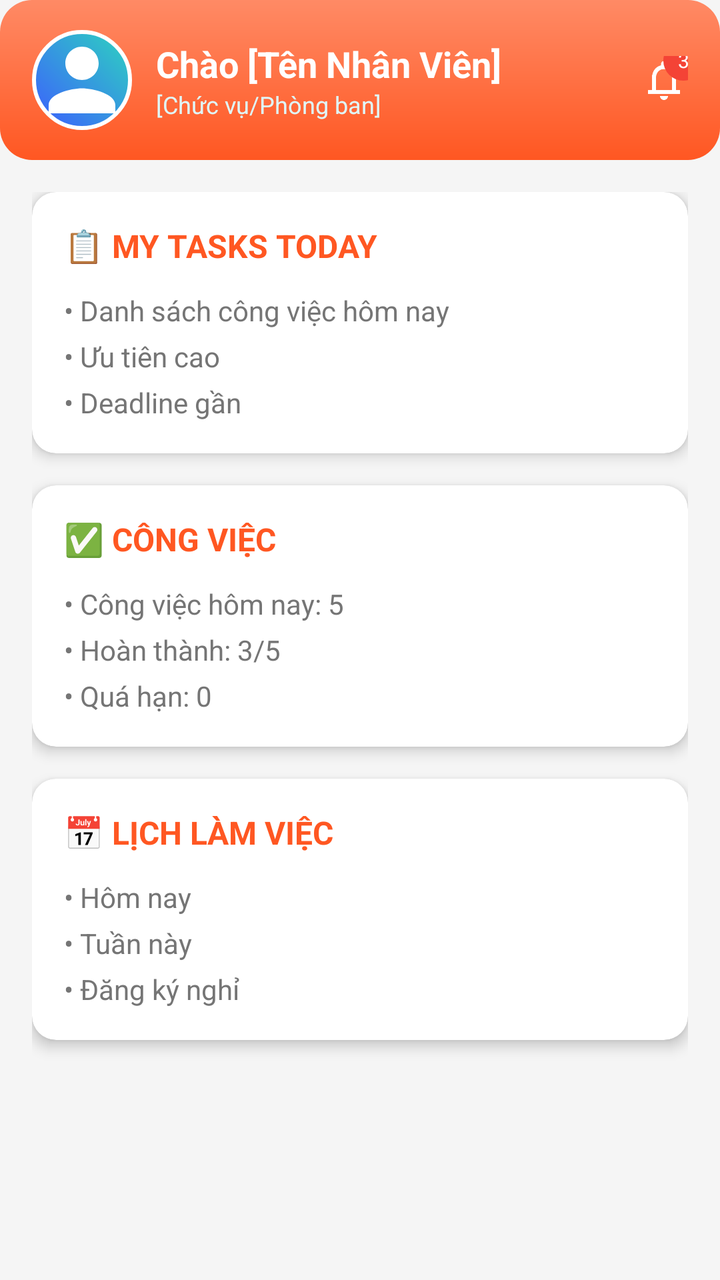
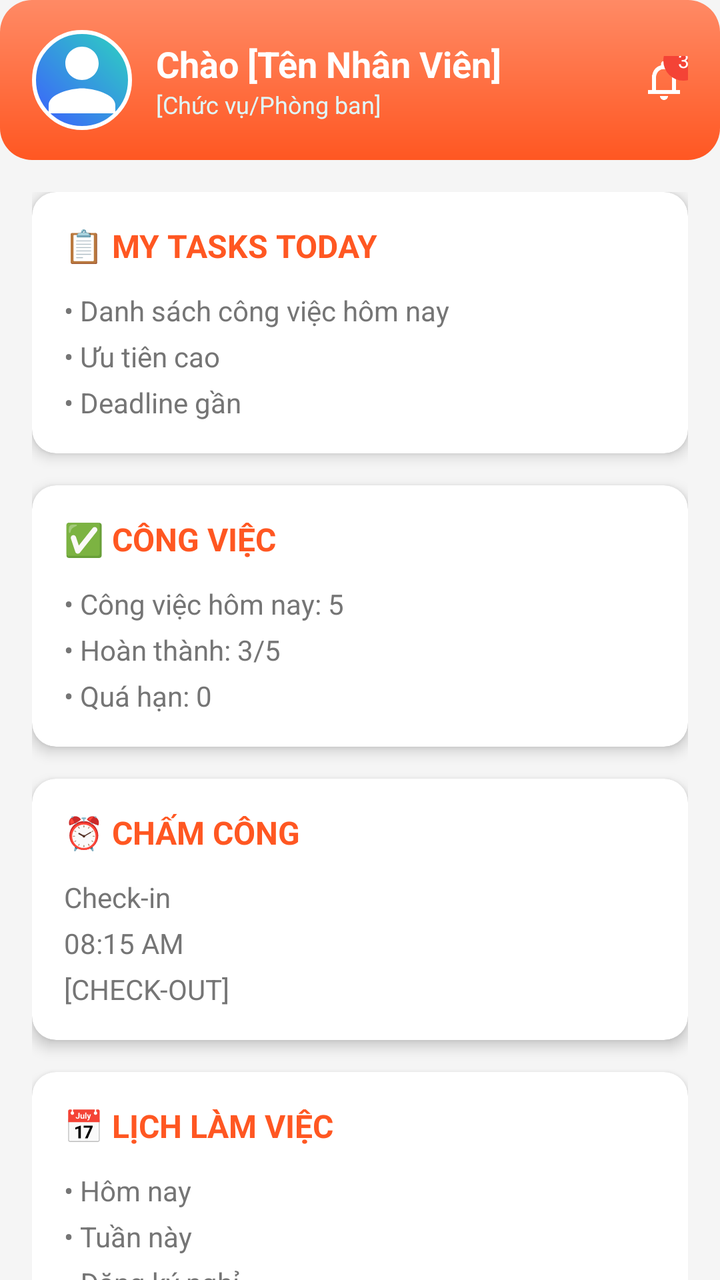

Compare the two renders of this Android layout. The source of the first and the diff that turns it into the second are given below.
<!-- AndroidManifest.xml: application theme Theme.WorkforceManagement -->
<!-- res/layout/activity_employee_dashboard.xml -->
<?xml version="1.0" encoding="utf-8"?>
<androidx.coordinatorlayout.widget.CoordinatorLayout
    xmlns:android="http://schemas.android.com/apk/res/android"
    xmlns:app="http://schemas.android.com/apk/res-auto"
    xmlns:tools="http://schemas.android.com/tools"
    android:layout_width="match_parent"
    android:layout_height="match_parent"
    android:background="#F5F5F5"
    tools:context=".ui.main.EmployeeDashboardActivity">

    
    <LinearLayout
        android:id="@+id/headerLayout"
        android:layout_width="match_parent"
        android:layout_height="80dp"
        android:background="@drawable/gradient_header_employee"
        android:orientation="horizontal"
        android:gravity="center_vertical"
        android:paddingHorizontal="16dp">

        <ImageView
            android:id="@+id/ivEmployeeAvatar"
            android:layout_width="50dp"
            android:layout_height="50dp"
            android:background="@drawable/circle_background"
            android:scaleType="centerCrop"
            android:src="@drawable/ic_person"
            app:layout_constraintStart_toStartOf="parent"
            app:layout_constraintTop_toTopOf="parent" />

        <LinearLayout
            android:layout_width="0dp"
            android:layout_height="wrap_content"
            android:layout_weight="1"
            android:layout_marginStart="12dp"
            android:orientation="vertical">

            <TextView
                android:id="@+id/tvEmployeeName"
                android:layout_width="wrap_content"
                android:layout_height="wrap_content"
                android:text="Chào [Tên Nhân Viên]"
                android:textColor="#FFFFFF"
                android:textSize="18sp"
                android:textStyle="bold" />

            <TextView
                android:layout_width="wrap_content"
                android:layout_height="wrap_content"
                android:text="[Chức vụ/Phòng ban]"
                android:textColor="#E0F7FA"
                android:textSize="12sp" />

        </LinearLayout>

        <RelativeLayout
            android:layout_width="wrap_content"
            android:layout_height="wrap_content">

            <ImageView
                android:id="@+id/ivNotification"
                android:layout_width="24dp"
                android:layout_height="24dp"
                android:src="@drawable/ic_notifications"
                app:tint="#FFFFFF" />

            <TextView
                android:id="@+id/tvNotificationBadge"
                android:layout_width="20dp"
                android:layout_height="20dp"
                android:layout_alignEnd="@id/ivNotification"
                android:layout_alignTop="@id/ivNotification"
                android:layout_marginTop="-8dp"
                android:layout_marginEnd="-8dp"
                android:background="@drawable/circle_red"
                android:gravity="center"
                android:text="3"
                android:textColor="#FFFFFF"
                android:textSize="10sp" />

        </RelativeLayout>

    </LinearLayout>

    
    <androidx.core.widget.NestedScrollView
        android:layout_width="match_parent"
        android:layout_height="match_parent"
        android:layout_marginTop="80dp"
        android:fillViewport="true">

        <LinearLayout
            android:layout_width="match_parent"
            android:layout_height="wrap_content"
            android:orientation="vertical"
            android:padding="16dp">

            
            <androidx.cardview.widget.CardView
                android:layout_width="match_parent"
                android:layout_height="wrap_content"
                android:layout_marginBottom="16dp"
                app:cardCornerRadius="12dp"
                app:cardElevation="4dp"
                android:backgroundTint="#FFFFFF">

                <LinearLayout
                    android:layout_width="match_parent"
                    android:layout_height="wrap_content"
                    android:orientation="vertical"
                    android:padding="16dp">

                    <TextView
                        android:layout_width="wrap_content"
                        android:layout_height="wrap_content"
                        android:text="📋 MY TASKS TODAY"
                        android:textColor="#FF5722"
                        android:textSize="16sp"
                        android:textStyle="bold"
                        android:layout_marginBottom="12dp" />

                    <TextView
                        android:layout_width="wrap_content"
                        android:layout_height="wrap_content"
                        android:text="• Danh sách công việc hôm nay"
                        android:textColor="#757575"
                        android:textSize="14sp"
                        android:layout_marginBottom="4dp" />

                    <TextView
                        android:layout_width="wrap_content"
                        android:layout_height="wrap_content"
                        android:text="• Ưu tiên cao"
                        android:textColor="#757575"
                        android:textSize="14sp"
                        android:layout_marginBottom="4dp" />

                    <TextView
                        android:layout_width="wrap_content"
                        android:layout_height="wrap_content"
                        android:text="• Deadline gần"
                        android:textColor="#757575"
                        android:textSize="14sp" />

                </LinearLayout>

            </androidx.cardview.widget.CardView>

            
            <androidx.cardview.widget.CardView
                android:id="@+id/cardWork"
                android:layout_width="match_parent"
                android:layout_height="wrap_content"
                android:layout_marginBottom="16dp"
                app:cardCornerRadius="12dp"
                app:cardElevation="4dp"
                android:backgroundTint="#FFFFFF"
                android:clickable="true"
                android:foreground="?android:attr/selectableItemBackground">

                <LinearLayout
                    android:layout_width="match_parent"
                    android:layout_height="wrap_content"
                    android:orientation="vertical"
                    android:padding="16dp">

                    <TextView
                        android:layout_width="wrap_content"
                        android:layout_height="wrap_content"
                        android:text="✅ CÔNG VIỆC"
                        android:textColor="#FF5722"
                        android:textSize="16sp"
                        android:textStyle="bold"
                        android:layout_marginBottom="12dp" />

                    <TextView
                        android:layout_width="wrap_content"
                        android:layout_height="wrap_content"
                        android:text="• Công việc hôm nay: 5"
                        android:textColor="#757575"
                        android:textSize="14sp"
                        android:layout_marginBottom="4dp" />

                    <TextView
                        android:layout_width="wrap_content"
                        android:layout_height="wrap_content"
                        android:text="• Hoàn thành: 3/5"
                        android:textColor="#757575"
                        android:textSize="14sp"
                        android:layout_marginBottom="4dp" />

                    <TextView
                        android:layout_width="wrap_content"
                        android:layout_height="wrap_content"
                        android:text="• Quá hạn: 0"
                        android:textColor="#757575"
                        android:textSize="14sp" />

                </LinearLayout>

            </androidx.cardview.widget.CardView>

            





















































            
            <androidx.cardview.widget.CardView
                android:id="@+id/cardSchedule"
                android:layout_width="match_parent"
                android:layout_height="wrap_content"
                android:layout_marginBottom="16dp"
                app:cardCornerRadius="12dp"
                app:cardElevation="4dp"
                android:backgroundTint="#FFFFFF"
                android:clickable="true"
                android:foreground="?android:attr/selectableItemBackground">

                <LinearLayout
                    android:layout_width="match_parent"
                    android:layout_height="wrap_content"
                    android:orientation="vertical"
                    android:padding="16dp">

                    <TextView
                        android:layout_width="wrap_content"
                        android:layout_height="wrap_content"
                        android:text="📅 LỊCH LÀM VIỆC"
                        android:textColor="#FF5722"
                        android:textSize="16sp"
                        android:textStyle="bold"
                        android:layout_marginBottom="12dp" />

                    <TextView
                        android:layout_width="wrap_content"
                        android:layout_height="wrap_content"
                        android:text="• Hôm nay"
                        android:textColor="#757575"
                        android:textSize="14sp"
                        android:layout_marginBottom="4dp" />

                    <TextView
                        android:layout_width="wrap_content"
                        android:layout_height="wrap_content"
                        android:text="• Tuần này"
                        android:textColor="#757575"
                        android:textSize="14sp"
                        android:layout_marginBottom="4dp" />

                    <TextView
                        android:layout_width="wrap_content"
                        android:layout_height="wrap_content"
                        android:text="• Đăng ký nghỉ"
                        android:textColor="#757575"
                        android:textSize="14sp" />

                </LinearLayout>

            </androidx.cardview.widget.CardView>

            





















































        </LinearLayout>

    </androidx.core.widget.NestedScrollView>

    <include
        android:id="@+id/userFooter"
        layout="@layout/user_footer"
        android:layout_width="0dp"
        android:layout_height="wrap_content"
        app:layout_constraintBottom_toBottomOf="parent"
        app:layout_constraintEnd_toEndOf="parent"
        app:layout_constraintStart_toStartOf="parent" />

</androidx.coordinatorlayout.widget.CoordinatorLayout>
<!-- res/layout/user_footer.xml (included above) -->
<?xml version="1.0" encoding="utf-8"?>
<androidx.constraintlayout.widget.ConstraintLayout
    xmlns:android="http://schemas.android.com/apk/res/android"
    xmlns:app="http://schemas.android.com/apk/res-auto"
    xmlns:tools="http://schemas.android.com/tools"
    android:layout_width="match_parent"
    android:layout_height="wrap_content"
    android:background="@drawable/gradient_header_user">

    
    <LinearLayout
        android:layout_width="0dp"
        android:layout_height="wrap_content"
        android:orientation="horizontal"
        android:weightSum="3"
        app:layout_constraintBottom_toBottomOf="parent"
        app:layout_constraintEnd_toEndOf="parent"
        app:layout_constraintStart_toStartOf="parent"
        tools:ignore="MissingConstraints">

        <LinearLayout
            android:id="@+id/quickCheckIn"
            android:layout_width="0dp"
            android:layout_height="wrap_content"
            android:layout_weight="1"
            android:orientation="vertical"
            android:gravity="center"
            android:padding="8dp"
            android:clickable="true"
            android:background="?android:attr/selectableItemBackground">

            <ImageView
                android:layout_width="32dp"
                android:layout_height="32dp"
                android:src="@drawable/ic_home"
                app:tint="#4CAF50" />

            <TextView
                android:layout_width="wrap_content"
                android:layout_height="wrap_content"
                android:text="@string/home"
                android:textSize="10sp"
                android:textColor="#FFFFFF"
                android:layout_marginTop="4dp"
                tools:ignore="SmallSp" />
        </LinearLayout>

        <LinearLayout
            android:id="@+id/quickNotification"
            android:layout_width="0dp"
            android:layout_height="wrap_content"
            android:layout_weight="1"
            android:orientation="vertical"
            android:gravity="center"
            android:padding="8dp"
            android:clickable="true"
            android:background="?android:attr/selectableItemBackground">

            <ImageView
                android:layout_width="32dp"
                android:layout_height="32dp"
                android:src="@drawable/ic_notifications"
                app:tint="#2196F3" />

            <TextView
                android:layout_width="wrap_content"
                android:layout_height="wrap_content"
                android:text="@string/admin_notifications"
                android:textSize="10sp"
                android:textColor="#FFFFFF"
                android:layout_marginTop="4dp"
                tools:ignore="SmallSp" />
        </LinearLayout>


        <LinearLayout
            android:id="@+id/quickSettings"
            android:layout_width="0dp"
            android:layout_height="wrap_content"
            android:layout_weight="1"
            android:orientation="vertical"
            android:gravity="center"
            android:padding="8dp"
            android:clickable="true"
            android:background="?android:attr/selectableItemBackground">

            <ImageView
                android:layout_width="32dp"
                android:layout_height="32dp"
                android:src="@drawable/ic_person"
                app:tint="#9C27B0" />

            <TextView
                android:layout_width="wrap_content"
                android:layout_height="wrap_content"
                android:text="@string/admin_profile"
                android:textSize="10sp"
                android:textColor="#FFFFFF"
                android:layout_marginTop="4dp"
                tools:ignore="SmallSp" />
        </LinearLayout>
    </LinearLayout>
</androidx.constraintlayout.widget.ConstraintLayout>
<!-- resources referenced by this layout -->
<resources>
  <!-- drawable circle_background (drawable) -->
  <?xml version="1.0" encoding="utf-8"?>
  <shape xmlns:android="http://schemas.android.com/apk/res/android"
      android:shape="oval">
      <gradient
          android:angle="45"
          android:endColor="@color/primary_variant"
          android:startColor="@color/primary"
          android:type="linear" />
      <stroke
          android:width="2dp"
          android:color="@color/white" />
  </shape>
  <!-- drawable circle_red (drawable) -->
  <?xml version="1.0" encoding="utf-8"?>
  <shape xmlns:android="http://schemas.android.com/apk/res/android"
      android:shape="oval">
  
      <solid android:color="#F44336" /> 
  </shape>
  <!-- drawable gradient_header_employee (drawable) -->
  <?xml version="1.0" encoding="utf-8"?>
  <shape xmlns:android="http://schemas.android.com/apk/res/android">
      <gradient
          android:startColor="#FF5722"
          android:endColor="#FF8A65"
          android:angle="90"
          android:type="linear" />
      <corners android:radius="16dp" />
  </shape>
  <!-- drawable gradient_header_user (drawable) -->
  <?xml version="1.0" encoding="utf-8"?>
  <shape xmlns:android="http://schemas.android.com/apk/res/android">
      <gradient
          android:startColor="#78909C"
          android:endColor="#B0BEC5"
          android:angle="90"
          android:type="linear" />
      <corners android:radius="16dp" />
  </shape>
  <!-- drawable ic_home (drawable) -->
  <?xml version="1.0" encoding="utf-8"?>
  <vector xmlns:android="http://schemas.android.com/apk/res/android"
      android:width="24dp"
      android:height="24dp"
      android:viewportWidth="24.0"
      android:viewportHeight="24.0">
      <path
          android:fillColor="#FF000000"
          android:pathData="M10,20v-6h4v6h5v-8h3L12,3 2,12h3v8z"/>
  </vector>
  <!-- drawable ic_notifications (drawable) -->
  <?xml version="1.0" encoding="utf-8"?>
  <vector xmlns:android="http://schemas.android.com/apk/res/android"
      android:width="24dp"
      android:height="24dp"
      android:viewportWidth="24.0"
      android:viewportHeight="24.0"
      android:tint="?android:attr/colorControlNormal">
      <path
          android:pathData="M18,17V11C18,7.93 16.37,5.36 13.5,4.68V4C13.5,3.17 12.83,2.5 12,2.5C11.17,2.5 10.5,3.17 10.5,4V4.68C7.64,5.36 6,7.92 6,11V17H4V19H14H14.38H20V17H18ZM16,17H8V11C8,8.52 9.51,6.5 12,6.5C14.49,6.5 16,8.52 16,11V17ZM14,20C14,21.1 13.1,22 12,22C10.9,22 10,21.1 10,20H14Z"
          android:fillType="evenOdd"
          android:fillColor="?android:attr/colorPrimary"/>
  </vector>
  <!-- drawable ic_person (drawable) -->
  <?xml version="1.0" encoding="utf-8"?>
  <vector
      xmlns:android="http://schemas.android.com/apk/res/android"
      android:width="24dp"
      android:height="24dp"
      android:viewportHeight="24.0"
      android:viewportWidth="24.0">
      <path
          android:fillColor="#fff"
          android:pathData="M12,12c2.21,0 4,-1.79 4,-4s-1.79,-4 -4,-4 -4,1.79 -4,4 1.79,4 4,4zM12,14c-2.67,0 -8,1.34 -8,4v2h16v-2c0,-2.66 -5.33,-4 -8,-4z" />
  </vector>
  <string name="admin_notifications">Thông báo</string>
  <string name="admin_profile">Hồ sơ</string>
  <string name="home">Home</string>
  <style name="Theme.WorkforceManagement" parent="Base.Theme.WorkforceManagement" />
  <color name="primary_variant">#2DD4BF</color>
  <color name="primary">#3D5CFF</color>
  <color name="white">#FFFFFF</color>
  <style name="Base.Theme.WorkforceManagement" parent="Theme.Material3.DayNight.NoActionBar">
          
          
      </style>
</resources>

<!-- the commit's change to res/layout/activity_employee_dashboard.xml (unified diff, before → after) -->
@@ -97,6 +97,7 @@
 
             
             <androidx.cardview.widget.CardView
+                android:id="@+id/cardMyTasksToday"
                 android:layout_width="match_parent"
                 android:layout_height="wrap_content"
                 android:layout_marginBottom="16dp"
@@ -201,62 +202,8 @@
             </androidx.cardview.widget.CardView>
 
             
-
-
-
-
-
-
-
-
-
-
-
-
-
-
-
-
-
-
-
-
-
-
-
-
-
-
-
-
-
-
-
-
-
-
-
-
-
-
-
-
-
-
-
-
-
-
-
-
-
-
-
-
-
-            
             <androidx.cardview.widget.CardView
-                android:id="@+id/cardSchedule"
+                android:id="@+id/cardAttendance"
                 android:layout_width="match_parent"
                 android:layout_height="wrap_content"
                 android:layout_marginBottom="16dp"
@@ -275,6 +222,60 @@
                     <TextView
                         android:layout_width="wrap_content"
                         android:layout_height="wrap_content"
+                        android:text="⏰ CHẤM CÔNG"
+                        android:textColor="#FF5722"
+                        android:textSize="16sp"
+                        android:textStyle="bold"
+                        android:layout_marginBottom="12dp" />
+
+                    <TextView
+                        android:layout_width="wrap_content"
+                        android:layout_height="wrap_content"
+                        android:text="Check-in"
+                        android:textColor="#757575"
+                        android:textSize="14sp"
+                        android:layout_marginBottom="4dp" />
+
+                    <TextView
+                        android:layout_width="wrap_content"
+                        android:layout_height="wrap_content"
+                        android:text="08:15 AM"
+                        android:textColor="#757575"
+                        android:textSize="14sp"
+                        android:layout_marginBottom="4dp" />
+
+                    <TextView
+                        android:layout_width="wrap_content"
+                        android:layout_height="wrap_content"
+                        android:text="[CHECK-OUT]"
+                        android:textColor="#757575"
+                        android:textSize="14sp" />
+
+                </LinearLayout>
+
+            </androidx.cardview.widget.CardView>
+
+            
+            <androidx.cardview.widget.CardView
+                android:id="@+id/cardSchedule"
+                android:layout_width="match_parent"
+                android:layout_height="wrap_content"
+                android:layout_marginBottom="16dp"
+                app:cardCornerRadius="12dp"
+                app:cardElevation="4dp"
+                android:backgroundTint="#FFFFFF"
+                android:clickable="true"
+                android:foreground="?android:attr/selectableItemBackground">
+
+                <LinearLayout
+                    android:layout_width="match_parent"
+                    android:layout_height="wrap_content"
+                    android:orientation="vertical"
+                    android:padding="16dp">
+
+                    <TextView
+                        android:layout_width="wrap_content"
+                        android:layout_height="wrap_content"
                         android:text="📅 LỊCH LÀM VIỆC"
                         android:textColor="#FF5722"
                         android:textSize="16sp"
@@ -309,58 +310,58 @@
             </androidx.cardview.widget.CardView>
 
             
-
-
-
-
-
-
-
-
-
-
-
-
-
-
-
-
-
-
-
-
-
-
-
-
-
-
-
-
-
-
-
-
-
-
-
-
-
-
-
-
-
-
-
-
-
-
-
-
-
-
-
-
+            <androidx.cardview.widget.CardView
+                android:id="@+id/cardPerformance"
+                android:layout_width="match_parent"
+                android:layout_height="wrap_content"
+                android:layout_marginBottom="16dp"
+                app:cardCornerRadius="12dp"
+                app:cardElevation="4dp"
+                android:backgroundTint="#FFFFFF"
+                android:clickable="true"
+                android:foreground="?android:attr/selectableItemBackground">
+
+                <LinearLayout
+                    android:layout_width="match_parent"
+                    android:layout_height="wrap_content"
+                    android:orientation="vertical"
+                    android:padding="16dp">
+
+                    <TextView
+                        android:layout_width="wrap_content"
+                        android:layout_height="wrap_content"
+                        android:text="📊 HIỆU SUẤT"
+                        android:textColor="#FF5722"
+                        android:textSize="16sp"
+                        android:textStyle="bold"
+                        android:layout_marginBottom="12dp" />
+
+                    <TextView
+                        android:layout_width="wrap_content"
+                        android:layout_height="wrap_content"
+                        android:text="• KPI cá nhân"
+                        android:textColor="#757575"
+                        android:textSize="14sp"
+                        android:layout_marginBottom="4dp" />
+
+                    <TextView
+                        android:layout_width="wrap_content"
+                        android:layout_height="wrap_content"
+                        android:text="• Lịch sử"
+                        android:textColor="#757575"
+                        android:textSize="14sp"
+                        android:layout_marginBottom="4dp" />
+
+                    <TextView
+                        android:layout_width="wrap_content"
+                        android:layout_height="wrap_content"
+                        android:text="• Mục tiêu"
+                        android:textColor="#757575"
+                        android:textSize="14sp" />
+
+                </LinearLayout>
+
+            </androidx.cardview.widget.CardView>
 
         </LinearLayout>
 
